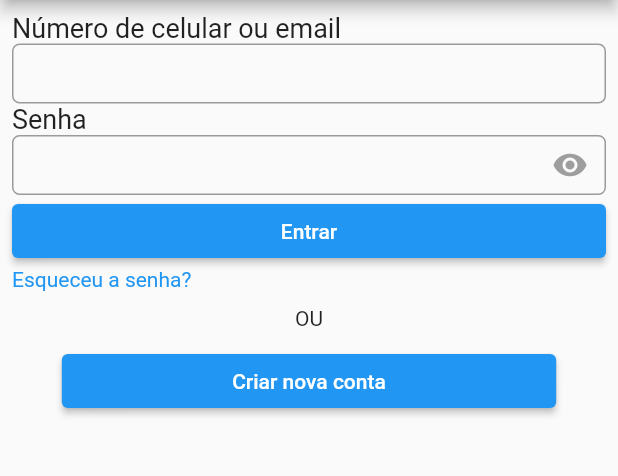
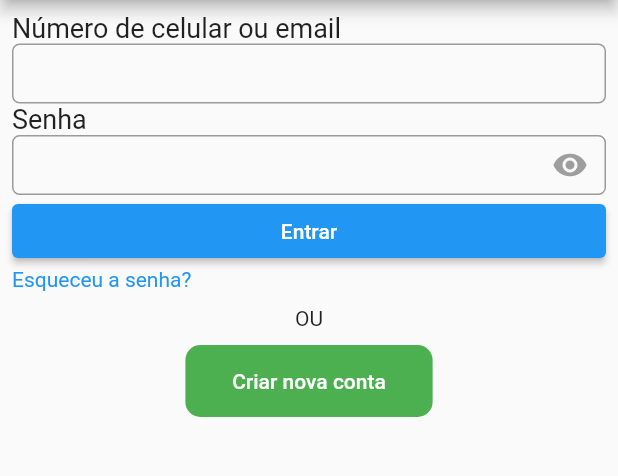
Before and after one commit to JosiaAlmeida/facebook-Copy-Apk, a Flutter app: the screen it shows after launch, on a phone screen of 412 x 824 dp, the part 84-560 px from its top. Run offline on Flutter 3.47's test engine with Material 2 defaults, Android fonts, the phone set to English and light mode, and no system bars.

Commit message:
style: Altern button

```diff
--- a/lib/Views/Home/Signin/index.dart
+++ b/lib/Views/Home/Signin/index.dart
@@ -89,8 +89,9 @@ class _LoginState extends State<Login> {
 
   Widget ButtomSignUp() {
     return Container(
-      width: MediaQuery.of(context).size.width * 0.8,
-      child: ElevatedButton(
+      decoration: BoxDecoration(color: Colors.green, borderRadius: BorderRadius.circular(10)),
+      width: MediaQuery.of(context).size.width * 0.4,
+      child: TextButton(
           onPressed: () {},
           child: Center(
               child: Text("Criar nova conta",
```
